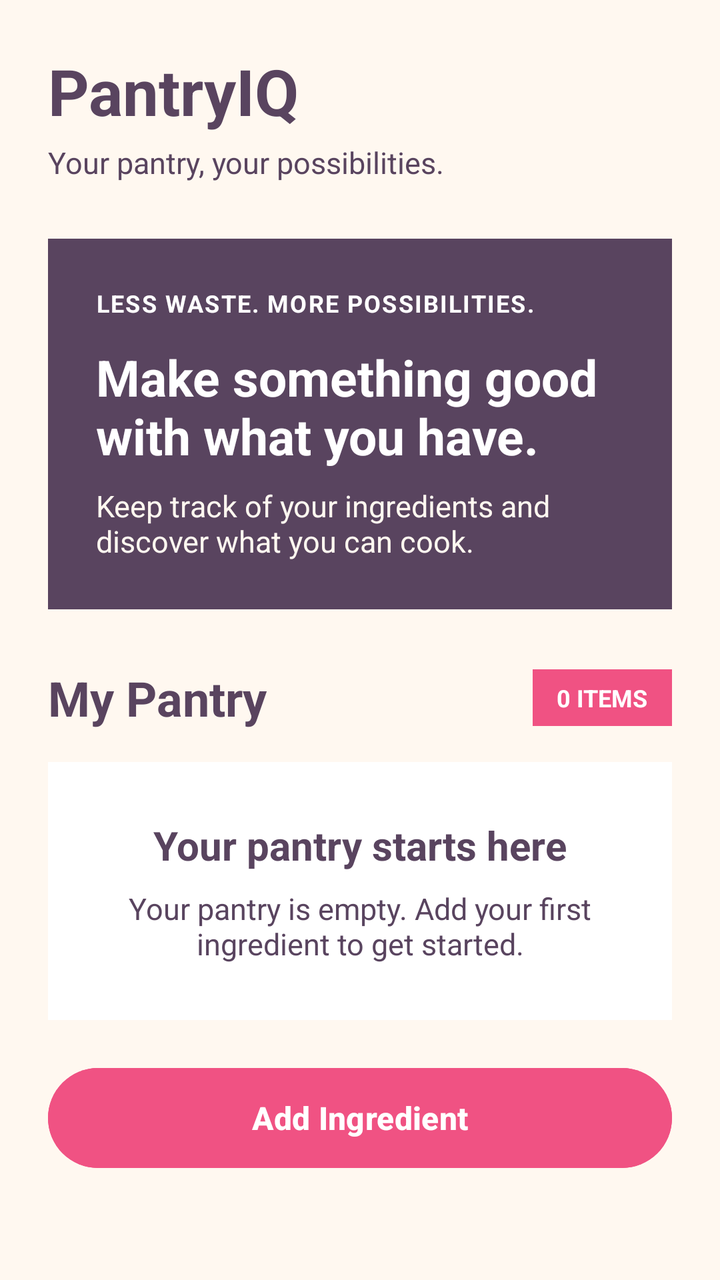
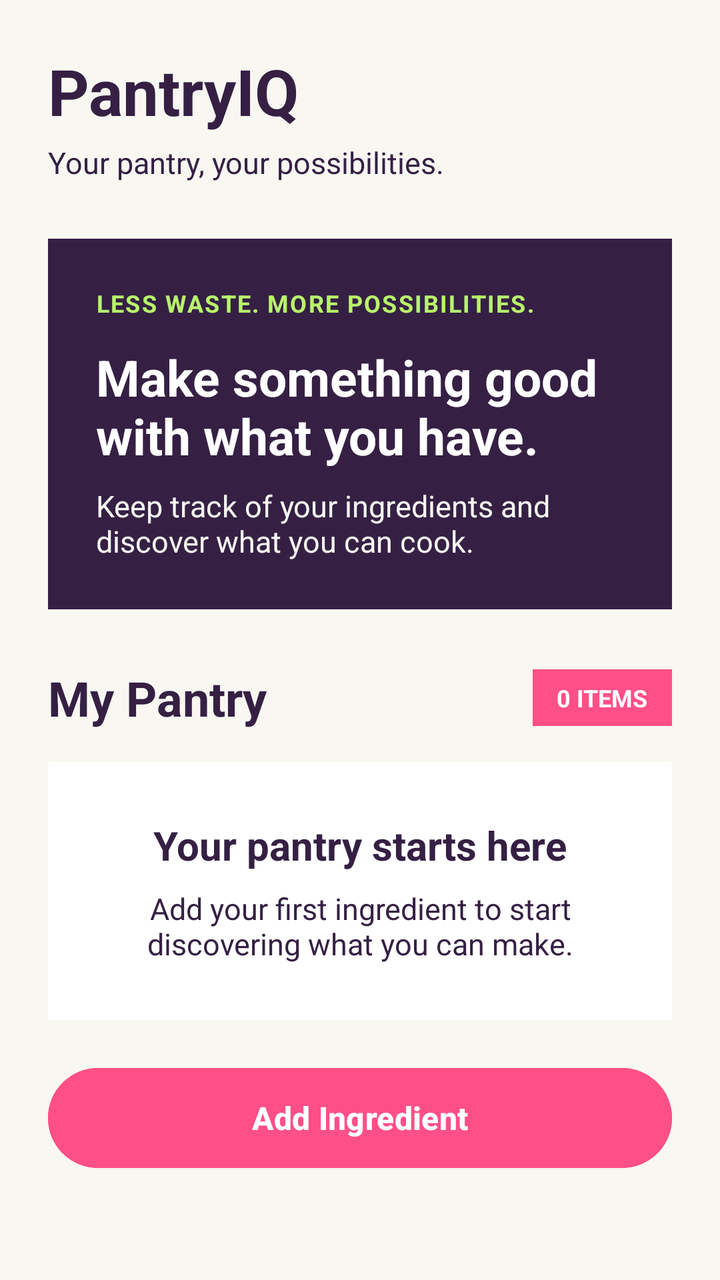

The first picture is an Android layout as it rendered before a commit; the second is the same layout after the commit. The layout source and the unified diff follow.
<!-- AndroidManifest.xml: application theme Theme.PantryIQ -->
<!-- res/layout/activity_main.xml -->
<?xml version="1.0" encoding="utf-8"?>
<androidx.constraintlayout.widget.ConstraintLayout
    xmlns:android="http://schemas.android.com/apk/res/android"
    xmlns:app="http://schemas.android.com/apk/res-auto"
    android:id="@+id/main"
    android:layout_width="match_parent"
    android:layout_height="match_parent"
    android:background="@color/rice_paper">

    <ScrollView
        android:layout_width="0dp"
        android:layout_height="0dp"
        android:fillViewport="true"
        app:layout_constraintTop_toTopOf="parent"
        app:layout_constraintBottom_toBottomOf="parent"
        app:layout_constraintStart_toStartOf="parent"
        app:layout_constraintEnd_toEndOf="parent">

        <LinearLayout
            android:layout_width="match_parent"
            android:layout_height="wrap_content"
            android:orientation="vertical"
            android:padding="24dp">

            <TextView
                android:layout_width="wrap_content"
                android:layout_height="wrap_content"
                android:text="@string/app_name"
                android:textColor="@color/smoked_plum"
                android:textSize="32sp"
                android:textStyle="bold" />

            <TextView
                android:layout_width="wrap_content"
                android:layout_height="wrap_content"
                android:layout_marginTop="4dp"
                android:text="@string/subtitle"
                android:textColor="@color/smoked_plum"
                android:textSize="15sp" />

            <LinearLayout
                android:layout_width="match_parent"
                android:layout_height="wrap_content"
                android:layout_marginTop="28dp"
                android:background="@color/smoked_plum"
                android:orientation="vertical"
                android:padding="24dp">

                <TextView
                    android:layout_width="wrap_content"
                    android:layout_height="wrap_content"
                    android:text="LESS WASTE. MORE POSSIBILITIES."
                    android:textColor="@color/white"
                    android:textSize="12sp"
                    android:textStyle="bold"
                    android:letterSpacing="0.06" />

                <TextView
                    android:layout_width="match_parent"
                    android:layout_height="wrap_content"
                    android:layout_marginTop="12dp"
                    android:text="Make something good with what you have."
                    android:textColor="@color/white"
                    android:textSize="25sp"
                    android:textStyle="bold" />

                <TextView
                    android:layout_width="match_parent"
                    android:layout_height="wrap_content"
                    android:layout_marginTop="8dp"
                    android:text="Keep track of your ingredients and discover what you can cook."
                    android:textColor="@color/rice_paper"
                    android:textSize="15sp" />

            </LinearLayout>

            <LinearLayout
                android:layout_width="match_parent"
                android:layout_height="wrap_content"
                android:layout_marginTop="28dp"
                android:gravity="center_vertical"
                android:orientation="horizontal">

                <TextView
                    android:layout_width="0dp"
                    android:layout_height="wrap_content"
                    android:layout_weight="1"
                    android:text="@string/pantry_heading"
                    android:textColor="@color/smoked_plum"
                    android:textSize="24sp"
                    android:textStyle="bold" />

                <TextView
                    android:layout_width="wrap_content"
                    android:layout_height="wrap_content"
                    android:background="@color/dragon_fruit"
                    android:paddingHorizontal="12dp"
                    android:paddingVertical="6dp"
                    android:text="0 ITEMS"
                    android:textColor="@color/white"
                    android:textSize="12sp"
                    android:textStyle="bold" />

            </LinearLayout>

            <LinearLayout
                android:layout_width="match_parent"
                android:layout_height="wrap_content"
                android:layout_marginTop="16dp"
                android:background="@color/white"
                android:gravity="center"
                android:orientation="vertical"
                android:padding="28dp">

                <TextView
                    android:layout_width="wrap_content"
                    android:layout_height="wrap_content"
                    android:text="Your pantry starts here"
                    android:textColor="@color/smoked_plum"
                    android:textSize="20sp"
                    android:textStyle="bold" />

                <TextView
                    android:layout_width="match_parent"
                    android:layout_height="wrap_content"
                    android:layout_marginTop="8dp"
                    android:gravity="center"
                    android:text="@string/empty_pantry"
                    android:textColor="@color/smoked_plum"
                    android:textSize="15sp" />

            </LinearLayout>

            <Button
                android:id="@+id/btnAddIngredient"
                android:layout_width="match_parent"
                android:layout_height="58dp"
                android:layout_marginTop="20dp"
                android:backgroundTint="@color/dragon_fruit"
                android:text="@string/add_ingredient"
                android:textColor="@color/white"
                android:textSize="16sp"
                android:textStyle="bold" />

        </LinearLayout>
    </ScrollView>

</androidx.constraintlayout.widget.ConstraintLayout>
<!-- resources referenced by this layout -->
<resources>
  <color name="dragon_fruit">#F05283</color>
  <color name="rice_paper">#FFF8F0</color>
  <color name="smoked_plum">#59445F</color>
  <color name="white">#FFFFFFFF</color>
  <string name="add_ingredient">Add Ingredient</string>
  <string name="app_name">PantryIQ</string>
  <string name="empty_pantry">Your pantry is empty. Add your first ingredient to get started.</string>
  <string name="pantry_heading">My Pantry</string>
  <string name="subtitle">Your pantry, your possibilities.</string>
  <style name="Theme.PantryIQ" parent="Base.Theme.PantryIQ" />
  <style name="Base.Theme.PantryIQ" parent="Theme.Material3.DayNight.NoActionBar">
          <item name="colorPrimary">@color/smoked_plum</item>
          <item name="colorOnPrimary">@color/white</item>
  
          <item name="colorSecondary">@color/dragon_fruit</item>
          <item name="colorOnSecondary">@color/white</item>
  
          <item name="android:colorBackground">@color/rice_paper</item>
          <item name="colorSurface">@color/rice_paper</item>
          <item name="colorOnSurface">@color/smoked_plum</item>
      </style>
</resources>

<!-- the commit's change to res/layout/activity_main.xml (unified diff, before → after) -->
@@ -5,7 +5,7 @@
     android:id="@+id/main"
     android:layout_width="match_parent"
     android:layout_height="match_parent"
-    android:background="@color/rice_paper">
+    android:background="@color/warm_cream">
 
     <ScrollView
         android:layout_width="0dp"
@@ -26,31 +26,32 @@
                 android:layout_width="wrap_content"
                 android:layout_height="wrap_content"
                 android:text="@string/app_name"
-                android:textColor="@color/smoked_plum"
+                android:textColor="@color/electric_plum"
                 android:textSize="32sp"
-                android:textStyle="bold" />
+                android:textStyle="bold"
+                android:accessibilityHeading="true" />
 
             <TextView
                 android:layout_width="wrap_content"
                 android:layout_height="wrap_content"
                 android:layout_marginTop="4dp"
                 android:text="@string/subtitle"
-                android:textColor="@color/smoked_plum"
+                android:textColor="@color/electric_plum"
                 android:textSize="15sp" />
 
             <LinearLayout
                 android:layout_width="match_parent"
                 android:layout_height="wrap_content"
                 android:layout_marginTop="28dp"
-                android:background="@color/smoked_plum"
+                android:background="@color/electric_plum"
                 android:orientation="vertical"
                 android:padding="24dp">
 
                 <TextView
                     android:layout_width="wrap_content"
                     android:layout_height="wrap_content"
-                    android:text="LESS WASTE. MORE POSSIBILITIES."
-                    android:textColor="@color/white"
+                    android:text="@string/hero_tagline"
+                    android:textColor="@color/lime_pop"
                     android:textSize="12sp"
                     android:textStyle="bold"
                     android:letterSpacing="0.06" />
@@ -59,8 +60,8 @@
                     android:layout_width="match_parent"
                     android:layout_height="wrap_content"
                     android:layout_marginTop="12dp"
-                    android:text="Make something good with what you have."
-                    android:textColor="@color/white"
+                    android:text="@string/hero_title"
+                    android:textColor="@color/clean_white"
                     android:textSize="25sp"
                     android:textStyle="bold" />
 
@@ -68,8 +69,8 @@
                     android:layout_width="match_parent"
                     android:layout_height="wrap_content"
                     android:layout_marginTop="8dp"
-                    android:text="Keep track of your ingredients and discover what you can cook."
-                    android:textColor="@color/rice_paper"
+                    android:text="@string/hero_description"
+                    android:textColor="@color/warm_cream"
                     android:textSize="15sp" />
 
             </LinearLayout>
@@ -86,28 +87,30 @@
                     android:layout_height="wrap_content"
                     android:layout_weight="1"
                     android:text="@string/pantry_heading"
-                    android:textColor="@color/smoked_plum"
+                    android:textColor="@color/electric_plum"
                     android:textSize="24sp"
                     android:textStyle="bold" />
 
                 <TextView
+                    android:id="@+id/tvIngredientCount"
                     android:layout_width="wrap_content"
                     android:layout_height="wrap_content"
-                    android:background="@color/dragon_fruit"
+                    android:background="@color/vivid_pink"
                     android:paddingHorizontal="12dp"
                     android:paddingVertical="6dp"
-                    android:text="0 ITEMS"
-                    android:textColor="@color/white"
+                    android:text="@string/ingredient_count_zero"
+                    android:textColor="@color/clean_white"
                     android:textSize="12sp"
                     android:textStyle="bold" />
 
             </LinearLayout>
 
             <LinearLayout
+                android:id="@+id/layoutEmptyPantry"
                 android:layout_width="match_parent"
                 android:layout_height="wrap_content"
                 android:layout_marginTop="16dp"
-                android:background="@color/white"
+                android:background="@color/clean_white"
                 android:gravity="center"
                 android:orientation="vertical"
                 android:padding="28dp">
@@ -115,8 +118,8 @@
                 <TextView
                     android:layout_width="wrap_content"
                     android:layout_height="wrap_content"
-                    android:text="Your pantry starts here"
-                    android:textColor="@color/smoked_plum"
+                    android:text="@string/empty_pantry_title"
+                    android:textColor="@color/electric_plum"
                     android:textSize="20sp"
                     android:textStyle="bold" />
 
@@ -126,19 +129,29 @@
                     android:layout_marginTop="8dp"
                     android:gravity="center"
                     android:text="@string/empty_pantry"
-                    android:textColor="@color/smoked_plum"
+                    android:textColor="@color/electric_plum"
                     android:textSize="15sp" />
 
             </LinearLayout>
+
+            <ListView
+                android:id="@+id/listPantryIngredients"
+                android:layout_width="match_parent"
+                android:layout_height="wrap_content"
+                android:layout_marginTop="16dp"
+                android:divider="@color/warm_cream"
+                android:dividerHeight="8dp"
+                android:nestedScrollingEnabled="false"
+                android:visibility="gone" />
 
             <Button
                 android:id="@+id/btnAddIngredient"
                 android:layout_width="match_parent"
                 android:layout_height="58dp"
                 android:layout_marginTop="20dp"
-                android:backgroundTint="@color/dragon_fruit"
+                android:backgroundTint="@color/vivid_pink"
                 android:text="@string/add_ingredient"
-                android:textColor="@color/white"
+                android:textColor="@color/clean_white"
                 android:textSize="16sp"
                 android:textStyle="bold" />
 
<!-- resource entries referenced after the edit -->
@@ -1,25 +1,41 @@
 <!-- resources referenced by this layout -->
 <resources>
-  <color name="dragon_fruit">#F05283</color>
-  <color name="rice_paper">#FFF8F0</color>
-  <color name="smoked_plum">#59445F</color>
-  <color name="white">#FFFFFFFF</color>
+  <color name="clean_white">#FFFFFF</color>
+  <color name="electric_plum">#352044</color>
+  <color name="lime_pop">#B8F36B</color>
+  <color name="vivid_pink">#FF4F87</color>
+  <color name="warm_cream">#F8F7F2</color>
   <string name="add_ingredient">Add Ingredient</string>
   <string name="app_name">PantryIQ</string>
-  <string name="empty_pantry">Your pantry is empty. Add your first ingredient to get started.</string>
+  <string name="empty_pantry">Add your first ingredient to start discovering what you can make.</string>
+  <string name="empty_pantry_title">Your pantry starts here</string>
+  <string name="hero_description">Keep track of your ingredients and discover what you can cook.</string>
+  <string name="hero_tagline">LESS WASTE. MORE POSSIBILITIES.</string>
+  <string name="hero_title">Make something good with what you have.</string>
+  <string name="ingredient_count_zero">0 ITEMS</string>
   <string name="pantry_heading">My Pantry</string>
   <string name="subtitle">Your pantry, your possibilities.</string>
   <style name="Theme.PantryIQ" parent="Base.Theme.PantryIQ" />
   <style name="Base.Theme.PantryIQ" parent="Theme.Material3.DayNight.NoActionBar">
-          <item name="colorPrimary">@color/smoked_plum</item>
-          <item name="colorOnPrimary">@color/white</item>
   
-          <item name="colorSecondary">@color/dragon_fruit</item>
-          <item name="colorOnSecondary">@color/white</item>
+          <item name="colorPrimary">@color/electric_plum</item>
+          <item name="colorOnPrimary">@color/clean_white</item>
   
-          <item name="android:colorBackground">@color/rice_paper</item>
-          <item name="colorSurface">@color/rice_paper</item>
-          <item name="colorOnSurface">@color/smoked_plum</item>
+          <item name="colorSecondary">@color/vivid_pink</item>
+          <item name="colorOnSecondary">@color/electric_plum</item>
+  
+          <item name="colorTertiary">@color/lime_pop</item>
+          <item name="colorOnTertiary">@color/electric_plum</item>
+  
+          <item name="android:colorBackground">@color/warm_cream</item>
+          <item name="colorSurface">@color/clean_white</item>
+          <item name="colorOnSurface">@color/electric_plum</item>
+  
+          <item name="android:statusBarColor">@color/warm_cream</item>
+          <item name="android:navigationBarColor">@color/warm_cream</item>
+          <item name="android:windowLightStatusBar">true</item>
+  
+  
       </style>
 </resources>
 
